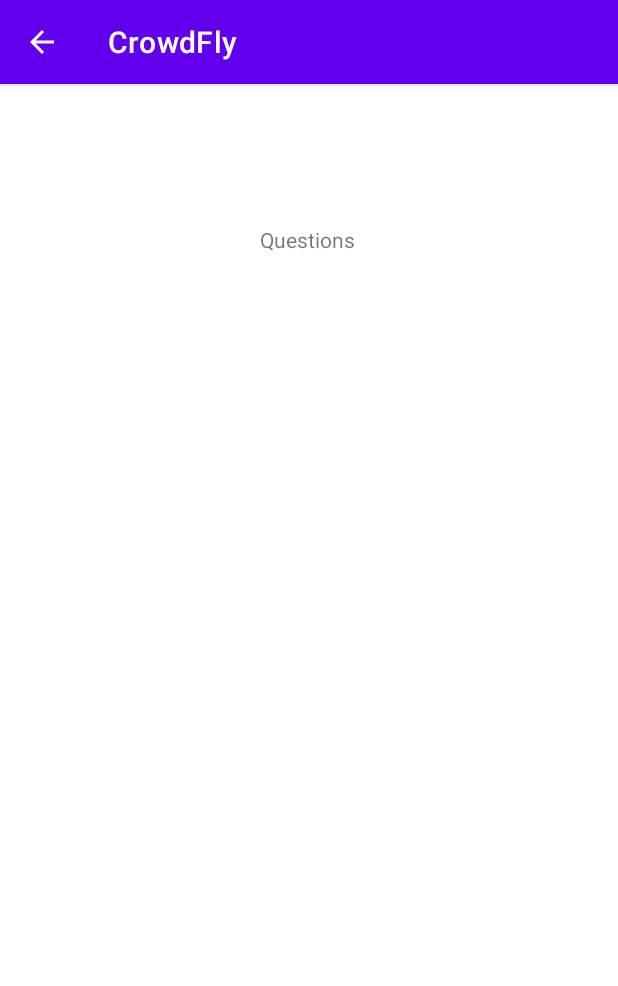
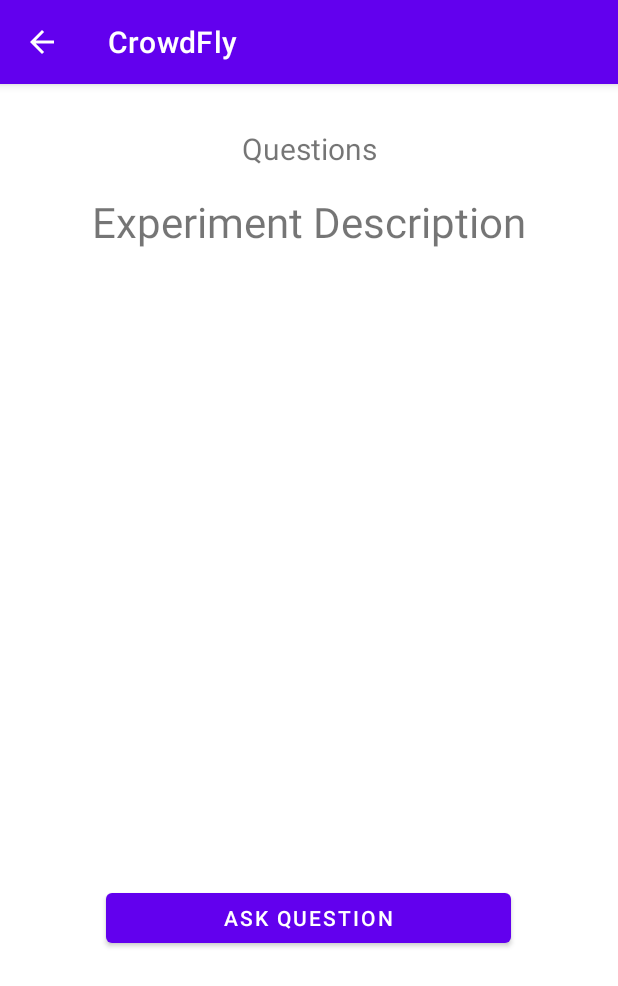
Before and after one commit to CMPUT301W21T06/CrowdFly, an Android app: the ViewQuestionLogActivity screen opened directly, with no data from a screen before it, on a phone screen of 412 x 824 dp. Shown: the top 986 px of the screen. Run offline under Robolectric (Android 15) with nearby library versions, the phone set to English and light mode, and no system bars.

Commit message:
added the appropriate questions layout xml

```diff
--- a/code/app/src/main/res/layout/activity_view_question_log.xml
+++ b/code/app/src/main/res/layout/activity_view_question_log.xml
@@ -11,10 +11,49 @@
         android:layout_width="wrap_content"
         android:layout_height="wrap_content"
         android:text="Questions"
+        android:textSize="20dp"
         app:layout_constraintBottom_toBottomOf="parent"
         app:layout_constraintEnd_toEndOf="parent"
-        app:layout_constraintHorizontal_bias="0.498"
         app:layout_constraintStart_toStartOf="parent"
         app:layout_constraintTop_toTopOf="parent"
-        app:layout_constraintVertical_bias="0.126" />
+        app:layout_constraintVertical_bias="0.04" />
+
+    <TextView
+        android:id="@+id/experiment_title"
+        android:layout_width="wrap_content"
+        android:layout_height="wrap_content"
+        android:layout_marginTop="16dp"
+        android:text="Experiment Description"
+        android:textSize="28dp"
+        app:layout_constraintEnd_toEndOf="parent"
+        app:layout_constraintStart_toStartOf="parent"
+        app:layout_constraintTop_toBottomOf="@+id/textView" />
+
+    <ListView
+        android:id="@+id/questionListView"
+        android:layout_width="407dp"
+        android:layout_height="354dp"
+        android:layout_marginStart="2dp"
+        android:layout_marginEnd="2dp"
+        app:layout_constraintBottom_toBottomOf="parent"
+        app:layout_constraintEnd_toEndOf="parent"
+        app:layout_constraintStart_toStartOf="parent"
+        app:layout_constraintTop_toBottomOf="@+id/experiment_title"
+        app:layout_constraintVertical_bias="0.121">
+
+    </ListView>
+
+    <Button
+        android:id="@+id/askQuestionButton"
+        android:layout_width="270dp"
+        android:layout_height="45dp"
+        android:layout_marginTop="32dp"
+        android:text="Ask Question"
+        app:layout_constraintBottom_toBottomOf="parent"
+        app:layout_constraintEnd_toEndOf="parent"
+        app:layout_constraintHorizontal_bias="0.496"
+        app:layout_constraintStart_toStartOf="parent"
+        app:layout_constraintTop_toBottomOf="@+id/questionListView"
+        app:layout_constraintVertical_bias="0.0" />
+
 </androidx.constraintlayout.widget.ConstraintLayout>
--- a/code/app/src/main/res/values/strings.xml
+++ b/code/app/src/main/res/values/strings.xml
@@ -9,6 +9,7 @@
     <string name="signup_prompt">New user? Click me!</string>
     <string name="login">Setup</string>
     <string name="ID">ID</string>
+    <string name="accessReplies"><u>View all replies</u></string>
     <string name="Contact">Contact Information:</string>
     <string name="Done">DONE</string>
     <string name="authButtonLoading">Generating...</string>
```
Also changed, not shown: code/app/src/main/AndroidManifest.xml (+14 -13 lines), code/app/src/main/java/com/cmput301w21t06/crowdfly/AskQuestionActivity.java (added, +14 -0 lines), code/app/src/main/java/com/cmput301w21t06/crowdfly/Views/QuestionThreadActivity.java (added, +16 -0 lines), code/app/src/main/res/layout/activity_ask_question.xml (added, +48 -0 lines), code/app/src/main/res/layout/activity_question_thread.xml (added, +62 -0 lines), code/app/src/main/res/layout/question_content.xml (added, +95 -0 lines), 1 other file.
